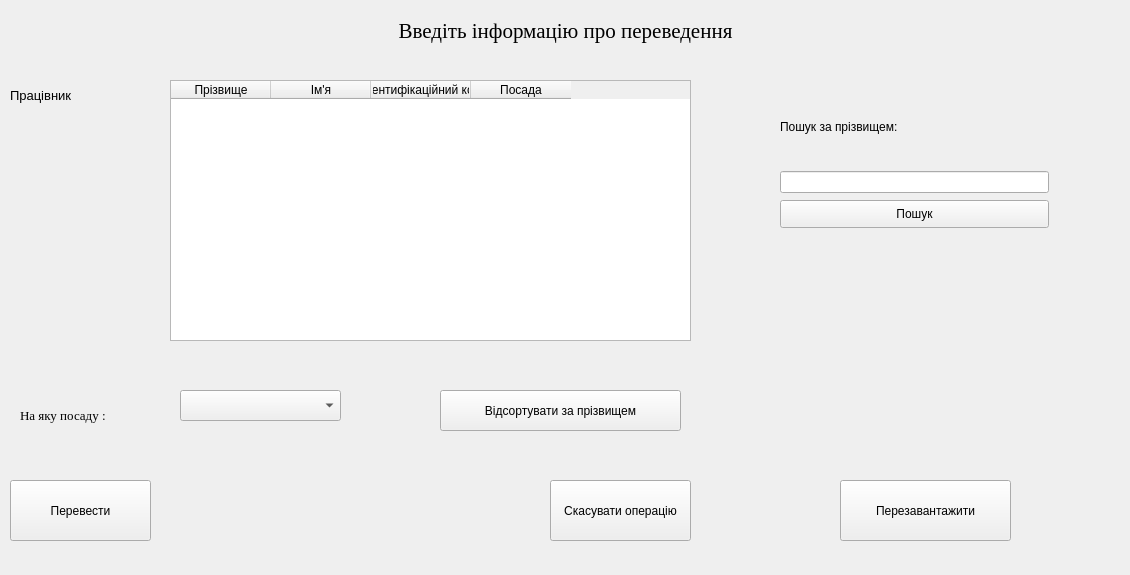
Above: moveposotionwindow.ui from Artem-Chabanovskiy/Course_Work before the change. Below: the same form after it.
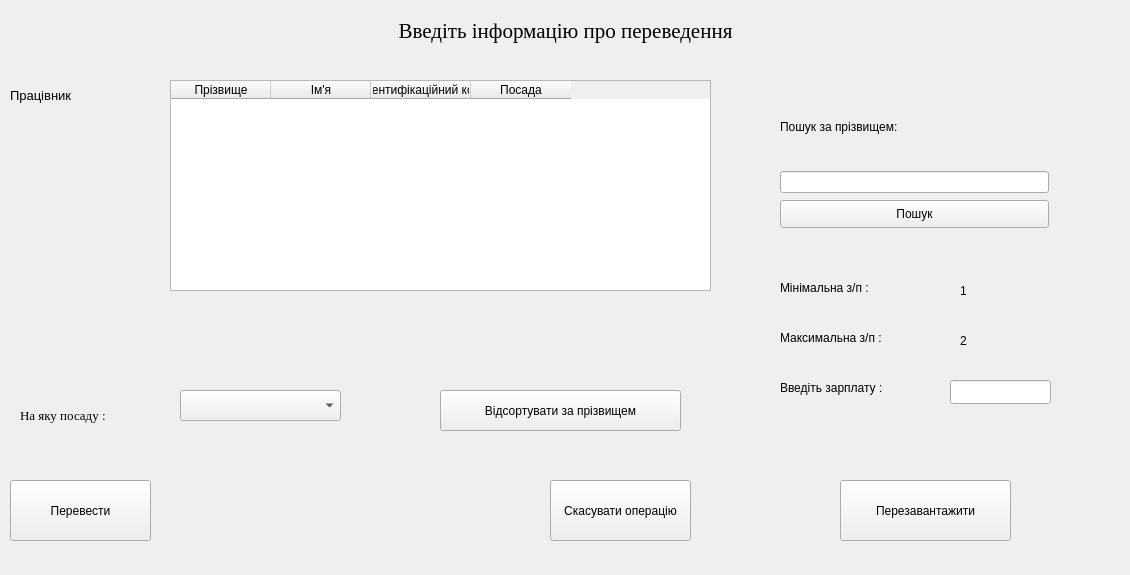
That is the form after the change.

Commit message: report + salary_min_max + int_reject

Diff of the .ui file:
```diff
--- a/moveposotionwindow.ui
+++ b/moveposotionwindow.ui
@@ -113,8 +113,8 @@
     <rect>
      <x>170</x>
      <y>80</y>
-     <width>521</width>
-     <height>261</height>
+     <width>541</width>
+     <height>211</height>
     </rect>
    </property>
    <column>
@@ -203,16 +203,96 @@
   <widget class="QLabel" name="error_label">
    <property name="geometry">
     <rect>
-     <x>780</x>
-     <y>290</y>
-     <width>231</width>
-     <height>101</height>
+     <x>190</x>
+     <y>470</y>
+     <width>331</width>
+     <height>61</height>
     </rect>
    </property>
+   <property name="font">
+    <font>
+     <pointsize>12</pointsize>
+    </font>
+   </property>
    <property name="text">
     <string/>
    </property>
   </widget>
+  <widget class="QLabel" name="max_sal_lb">
+   <property name="geometry">
+    <rect>
+     <x>960</x>
+     <y>330</y>
+     <width>91</width>
+     <height>21</height>
+    </rect>
+   </property>
+   <property name="text">
+    <string>2</string>
+   </property>
+  </widget>
+  <widget class="QLineEdit" name="salary_edit">
+   <property name="geometry">
+    <rect>
+     <x>950</x>
+     <y>380</y>
+     <width>101</width>
+     <height>24</height>
+    </rect>
+   </property>
+  </widget>
+  <widget class="QLabel" name="min_info_lb">
+   <property name="geometry">
+    <rect>
+     <x>780</x>
+     <y>280</y>
+     <width>141</width>
+     <height>16</height>
+    </rect>
+   </property>
+   <property name="text">
+    <string>Мінімальна з/п :</string>
+   </property>
+  </widget>
+  <widget class="QLabel" name="max_info_lb">
+   <property name="geometry">
+    <rect>
+     <x>780</x>
+     <y>330</y>
+     <width>141</width>
+     <height>16</height>
+    </rect>
+   </property>
+   <property name="text">
+    <string>Максимальна з/п :</string>
+   </property>
+  </widget>
+  <widget class="QLabel" name="min_sal_lb">
+   <property name="geometry">
+    <rect>
+     <x>960</x>
+     <y>280</y>
+     <width>91</width>
+     <height>21</height>
+    </rect>
+   </property>
+   <property name="text">
+    <string>1</string>
+   </property>
+  </widget>
+  <widget class="QLabel" name="inp_info_lb">
+   <property name="geometry">
+    <rect>
+     <x>780</x>
+     <y>380</y>
+     <width>131</width>
+     <height>16</height>
+    </rect>
+   </property>
+   <property name="text">
+    <string>Введіть зарплату :</string>
+   </property>
+  </widget>
  </widget>
  <resources/>
  <connections/>
```
Left out of the diff: 3 changed lines with no effect on the pictures. The commit also changes 24 other files.
